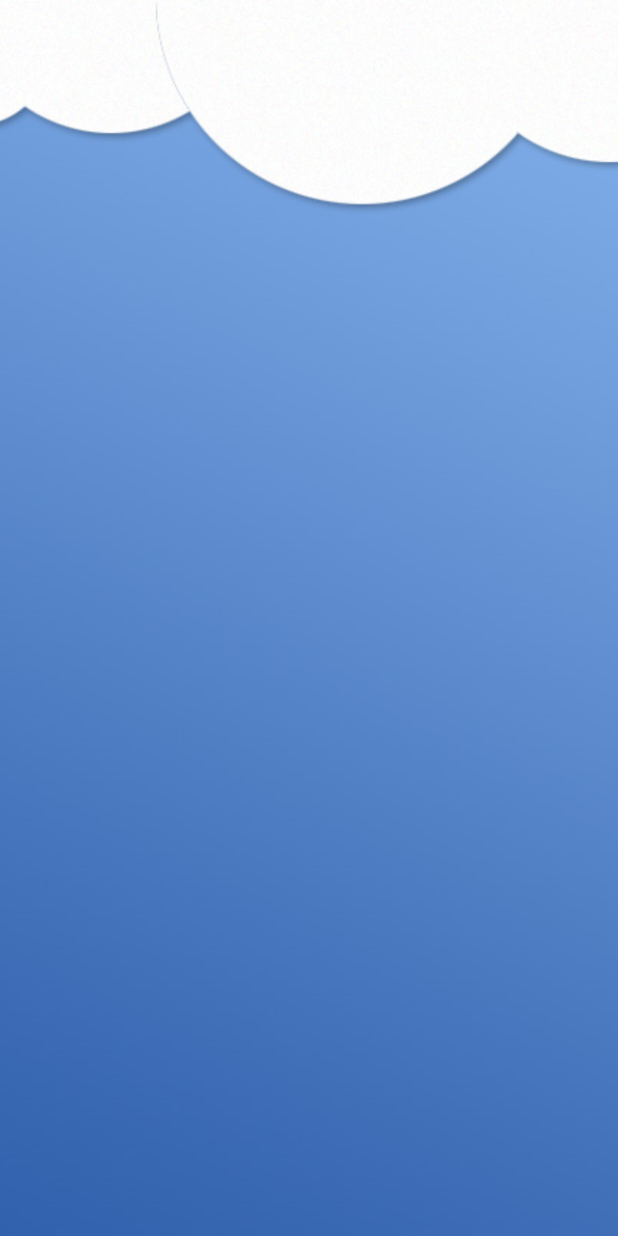
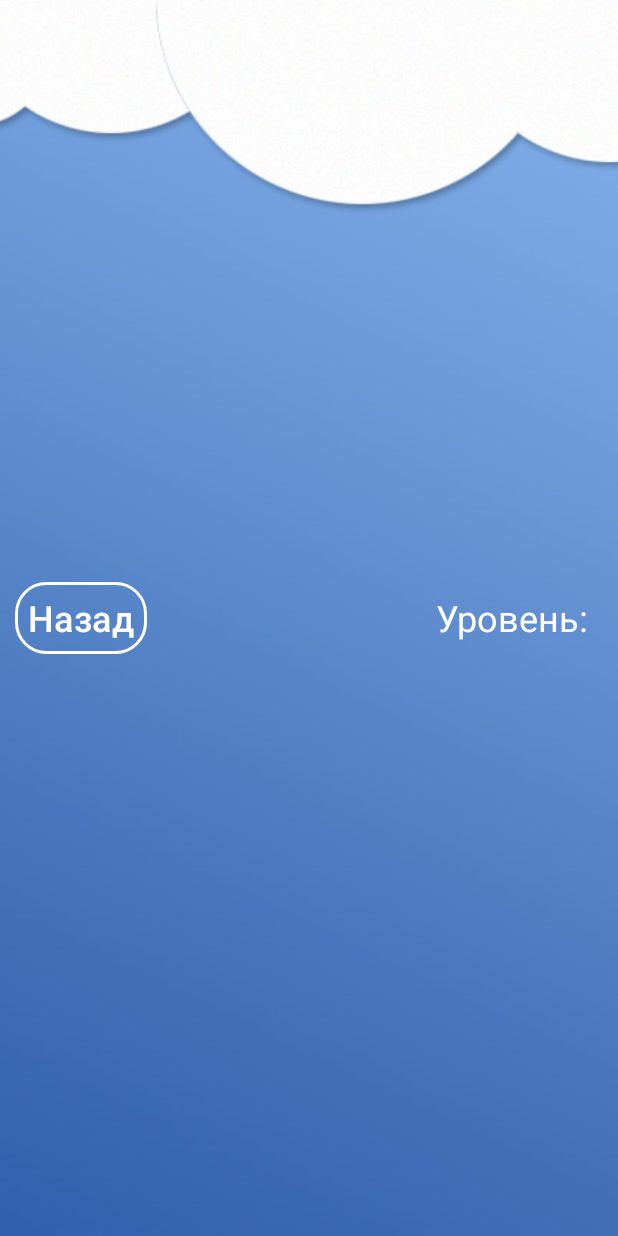
Before and after one commit to postzpua/AndroidGit, an Android app: the Level1 screen opened directly, with no data from a screen before it, on a phone screen of 412 x 824 dp. Run offline under Robolectric (Android 15) with nearby library versions, the phone set to English and light mode, and no system bars.

Commit message:
Lesson 10_25.06.2020_Work

```diff
--- /dev/null
+++ b/app/src/main/res/drawable/button_stroke_white_press_blue.xml
@@ -0,0 +1,6 @@
+<?xml version="1.0" encoding="utf-8"?>
+<selector xmlns:android="http://schemas.android.com/apk/res/android">
+    <item android:state_pressed="false" android:drawable="@drawable/style_btn_white" />
+    <item android:state_pressed="true" android:drawable="@drawable/style_btn_white_blue_press" />
+
+</selector>
--- /dev/null
+++ b/app/src/main/res/drawable/style_btn_white.xml
@@ -0,0 +1,6 @@
+<?xml version="1.0" encoding="utf-8"?>
+<shape xmlns:android="http://schemas.android.com/apk/res/android">
+    <stroke android:width="2dp" android:color="@color/white" />
+    <corners android:radius="20dp" />
+
+</shape>
--- /dev/null
+++ b/app/src/main/res/drawable/style_btn_white_blue_press.xml
@@ -0,0 +1,7 @@
+<?xml version="1.0" encoding="utf-8"?>
+<shape xmlns:android="http://schemas.android.com/apk/res/android">
+    <stroke android:width="2dp" android:color="@color/white" />
+    <corners android:radius="20dp" />
+    <solid android:color="@color/blue" />
+
+</shape>
--- a/app/src/main/res/layout/universal.xml
+++ b/app/src/main/res/layout/universal.xml
@@ -12,4 +12,53 @@
         android:layout_height="match_parent"
         android:scaleType="centerCrop"
         android:src="@drawable/level1" />
+
+    <LinearLayout
+        android:id="@+id/container1"
+        android:layout_width="match_parent"
+        android:layout_height="match_parent"
+        android:gravity="center"
+
+        android:orientation="vertical">
+
+        <LinearLayout
+            android:id="@+id/container2"
+            android:layout_width="match_parent"
+            android:layout_height="wrap_content"
+            android:padding="10dp"
+            android:orientation="vertical">
+
+            <LinearLayout
+                android:id="@+id/line1"
+                android:layout_width="match_parent"
+                android:layout_height="match_parent"
+                android:orientation="horizontal">
+
+                <Button
+                    android:id="@+id/button_back"
+                    android:layout_width="wrap_content"
+                    android:layout_height="wrap_content"
+                    android:background="@drawable/button_stroke_white_press_blue"
+                    android:layout_marginRight="10dp"
+                    android:text="@string/back"
+                    android:textSize="24sp"
+                    android:paddingLeft="5dp"
+                    android:paddingRight="5dp"
+                    android:textAllCaps="false"
+                    android:textColor="@color/white"
+                    />
+
+                <TextView
+                    android:id="@+id/text_levels"
+                    android:layout_width="wrap_content"
+                    android:layout_height="wrap_content"
+                    android:layout_weight="1"
+                    android:text="@string/level"
+                    android:textSize="24sp"
+                    android:textColor="@color/white"
+                    android:gravity="right"
+                    android:padding="10dp"/>
+            </LinearLayout>
+        </LinearLayout>
+    </LinearLayout>
 </RelativeLayout>
--- a/app/src/main/res/values/colors.xml
+++ b/app/src/main/res/values/colors.xml
@@ -4,7 +4,8 @@
     <color name="colorPrimaryDark">#00574B</color>
     <color name="colorAccent">#D81B60</color>
     <color name="black95">#95000000</color>
+    <color name="black60">#60000000</color>
     <color name="white">#ffffff</color>
-    <color name="black60">#60000000</color>
+    <color name="blue" >#48d1ff</color>
 
 </resources>
--- a/app/src/main/res/values/strings.xml
+++ b/app/src/main/res/values/strings.xml
@@ -2,6 +2,7 @@
     <string name="app_name">Quiz</string>
     <string name="start">Начать</string>
     <string name="back">Назад</string>
+    <string name="level">Уровень:</string>
 
 
 </resources>
```
